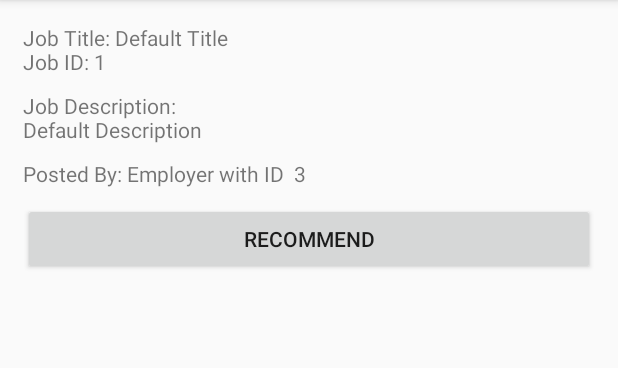
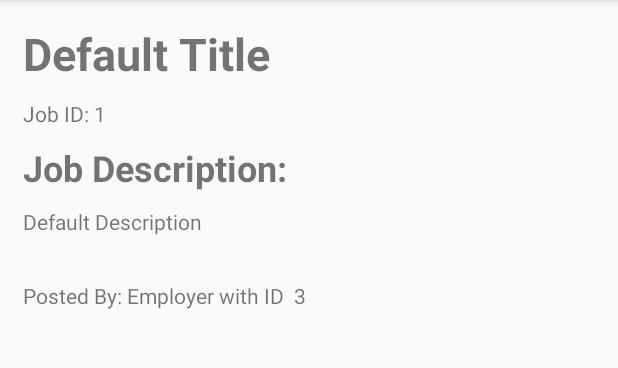
Before and after one commit to NathanMarson/cp3405-2019-team2, an Android app: the fragment JobFragment shown on its own in the app's theme, on a phone screen of 412 x 824 dp, the part 84-452 px from its top. Run offline under Robolectric (Android 15) with nearby library versions, the phone set to English and light mode, and no system bars; our stand-ins replace Room's generated code; 1 statement that could not run was skipped.

Commit message:
Change font on job page and implement search for user using recommend button

```diff
--- a/JobLink/app/src/main/java/com/cp3405/joblink/ui/database/User.java
+++ b/JobLink/app/src/main/java/com/cp3405/joblink/ui/database/User.java
@@ -1,4 +1,6 @@
 package com.cp3405.joblink.ui.database;
+
+import java.util.List;
 
 import androidx.annotation.NonNull;
 import androidx.room.ColumnInfo;
@@ -58,6 +60,7 @@ public class User {
     @ColumnInfo(name = "is_logged_in")
     public boolean isLoggedIn;
 
+
     public User(String username, String name, String userType, String email,
                 String password, int phoneNum, String image, boolean isLoggedIn) {
         this.username = username;
@@ -68,5 +71,6 @@ public class User {
         this.phoneNum = phoneNum;
         this.image = image;
         this.isLoggedIn = isLoggedIn;
+
     }
 }
--- a/JobLink/app/src/main/java/com/cp3405/joblink/ui/job/JobFragment.java
+++ b/JobLink/app/src/main/java/com/cp3405/joblink/ui/job/JobFragment.java
@@ -1,17 +1,12 @@
 package com.cp3405.joblink.ui.job;
 
-import android.app.AlertDialog;
-import android.content.Context;
-import android.content.DialogInterface;
-import android.graphics.Color;
 import android.os.Bundle;
-import android.text.InputType;
-import android.util.Log;
 import android.view.LayoutInflater;
 import android.view.View;
 import android.view.ViewGroup;
 import android.widget.Button;
 import android.widget.EditText;
+import android.widget.Spinner;
 import android.widget.TextView;
 
 import com.cp3405.joblink.R;
@@ -20,7 +15,6 @@ import com.cp3405.joblink.ui.database.JobDao;
 import com.cp3405.joblink.ui.database.JobLinkRoomDatabase;
 import com.cp3405.joblink.ui.database.User;
 import com.cp3405.joblink.ui.database.UserDao;
-import com.google.android.material.snackbar.Snackbar;
 
 import java.util.List;
 
@@ -31,27 +25,77 @@ public class JobFragment extends Fragment {
 
     public View onCreateView(@NonNull LayoutInflater inflater,
                              ViewGroup container, Bundle savedInstanceState) {
-        View root = inflater.inflate(R.layout.fragment_job, container, false);
+        final View root = inflater.inflate(R.layout.fragment_job, container, false);
 
 
         JobDao jobDao = JobLinkRoomDatabase.getDatabase(getContext()).jobDao();
-        List<Job> jobs = jobDao.getAllJobs();
+        final List<Job> jobs = jobDao.getAllJobs();
 
-        TextView name = root.findViewById(R.id.jobName);
-        TextView descript = root.findViewById(R.id.jobDescription);
-        TextView id = root.findViewById(R.id.jobEmployer);
+        final TextView name = root.findViewById(R.id.jobName);
+        final TextView id = root.findViewById(R.id.jobID);
+        final TextView descriptTitle = root.findViewById(R.id.jobDescriptionTitle);
+        final TextView descript = root.findViewById(R.id.jobDescription);
+        final TextView jobId = root.findViewById(R.id.jobEmployer);
+
+        final UserDao userDao = JobLinkRoomDatabase.getDatabase(getContext()).userDao();
+        final User user = userDao.findUserByLogin();
+
+        Button recommendButton = root.findViewById(R.id.recommendButton);
+        final EditText searchUser = root.findViewById(R.id.searchUser);
+        final Button searchButton = root.findViewById(R.id.searchButton);
+        final TextView searchedUser = root.findViewById(R.id.searchedUser);
+
+
+        if (user.username.equals("Staff")){
+            recommendButton.setVisibility(View.VISIBLE); //Bring up the user type page
+        }
+        else {
+            recommendButton.setVisibility(View.INVISIBLE);
+        }
+
+        recommendButton.setOnClickListener(new View.OnClickListener() {
+            @Override
+            public void onClick(View view) {
+                searchUser.setVisibility(View.VISIBLE);
+                searchButton.setVisibility(View.VISIBLE);
+            }
+        });
+
+        final String text = "No Users Found";
+
+
+
+        searchButton.setOnClickListener(new View.OnClickListener() {
+            @Override
+            public void onClick(View view) {
+                searchedUser.setVisibility(View.VISIBLE);
+
+                try{
+                    String test = userDao.findUserByUsername(searchUser.getText().toString()).username;
+                    searchedUser.setText(searchUser.getText());
+                }catch (NullPointerException e){
+                    searchedUser.setText(text);
+                }
+
+            }
+        });
+
 
 
         for(Job job:jobs) {
 
             System.out.println(job.jobTitle);
 
-            String title = "Job Title: " + job.jobTitle + "\nJob ID: " + job.jobID;
-            String description = "Job Description:\n" + job.description;
+            String title = job.jobTitle;
+            String jobID = "Job ID: " + job.jobID;
+            String descriptionTitle = "Job Description:";
+            String description = job.description;
             String employer = "Posted By: Employer with ID  " + job.employerID;
             name.setText(title);
+            id.setText(jobID);
+            descriptTitle.setText(descriptionTitle);
             descript.setText(description);
-            id.setText(employer);
+            jobId.setText(employer);
         }
 
         return root;
--- a/JobLink/app/src/main/res/layout/fragment_job.xml
+++ b/JobLink/app/src/main/res/layout/fragment_job.xml
@@ -31,8 +31,30 @@
             android:id="@+id/jobName"
             android:layout_width="match_parent"
             android:layout_height="wrap_content"
+            android:paddingBottom="10dp"
             android:text="@string/job"
-            android:paddingBottom="10dp">
+            android:textSize="30sp"
+            android:textStyle="bold">
+
+        </TextView>
+
+        <TextView
+            android:id="@+id/jobID"
+            android:layout_width="match_parent"
+            android:layout_height="wrap_content"
+            android:paddingBottom="10dp"
+            android:text="@string/job">
+
+        </TextView>
+
+        <TextView
+            android:id="@+id/jobDescriptionTitle"
+            android:layout_width="match_parent"
+            android:layout_height="wrap_content"
+            android:paddingBottom="10dp"
+            android:text="@string/job"
+            android:textSize="24sp"
+            android:textStyle="bold">
 
         </TextView>
 
@@ -50,11 +72,13 @@
             android:layout_width="match_parent"
             android:layout_height="wrap_content"
             android:paddingBottom="10dp"
+            android:paddingTop="20dp"
             android:text="@string/job">
 
         </TextView>
 
         <Button
+            android:id="@+id/recommendButton"
             android:layout_width="match_parent"
             android:layout_height="wrap_content"
             android:text="@string/recommend">
@@ -62,6 +86,35 @@
 
         </Button>
 
+        <LinearLayout
+            android:layout_width="match_parent"
+            android:layout_height="match_parent"
+            android:orientation="vertical"
+            android:paddingTop="30dp"/>
+
+        <EditText
+            android:id="@+id/searchUser"
+            android:layout_width="match_parent"
+            android:layout_height="wrap_content"
+            android:visibility="invisible">
+
+        </EditText>
+        <Button
+            android:id="@+id/searchButton"
+            android:layout_width="match_parent"
+            android:layout_height="wrap_content"
+            android:text="@string/search"
+            android:visibility="invisible">
+
+        </Button>
+        <TextView
+            android:id="@+id/searchedUser"
+            android:layout_width="match_parent"
+            android:layout_height="wrap_content"
+            android:visibility="invisible">
+
+        </TextView>
+
 
     </LinearLayout>
 
--- a/JobLink/app/src/main/res/values/strings.xml
+++ b/JobLink/app/src/main/res/values/strings.xml
@@ -40,4 +40,6 @@
     <string name="save_changes">Save Changes</string>
     <string name="job">JOB</string>
     <string name="recommend">Recommend</string>
+    <string name="select_a_student">Select a student</string>
+    <string name="search">Search</string>
 </resources>
```
Also changed, not shown: JobLink/app/src/main/java/com/cp3405/joblink/ui/database/JobLinkRoomDatabase.java (+7 -2 lines).
